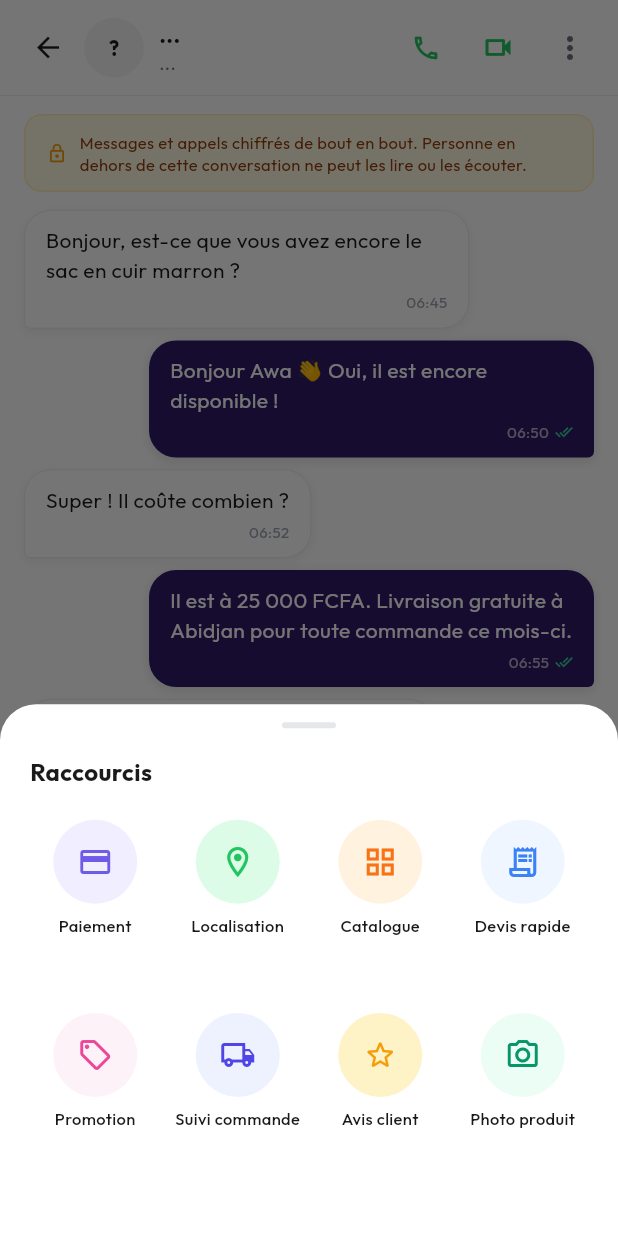
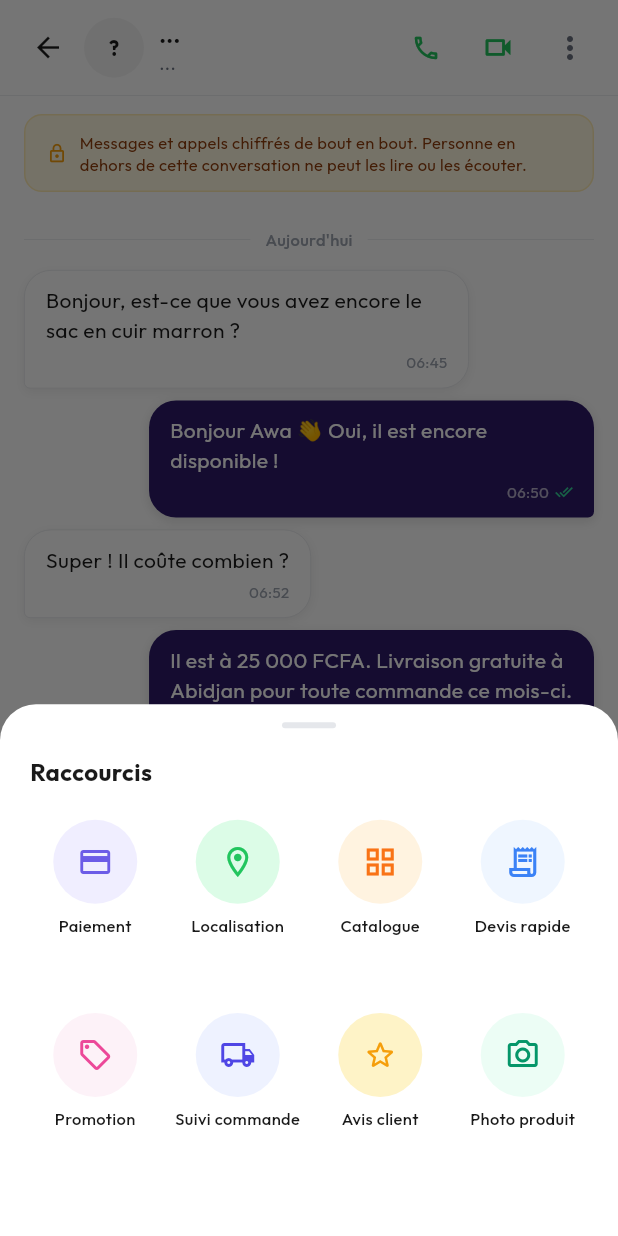
Before and after one commit to Samiiii5/e-signal-v2, a Flutter app: the ChatScreen screen opened directly with empty values, item 2 of the bottom bar chosen, on a phone screen of 412 x 824 dp. Run offline on Flutter 3.47's test engine with Material 3 defaults, Android fonts, the phone set to English and light mode, and no system bars; our stand-ins replace cloud_firestore, dio, firebase_core, firebase_messaging, flutter_slidable, go_router and 7 more; missing offline and left inert: excel; accounts and stored records are empty.

Commit message:
feat: add WhatsApp-style date separators between chat messages
Insert a centered "── label ──" separator before the first message of
each calendar day: "Aujourd'hui", "Hier", the weekday name for 2-6 days
ago, otherwise the full dd/mm/yyyy date (also used across year
boundaries).

_buildTimeline() walks the displayed messages once, comparing each
message's day to the previous one, and produces a flat list of
_TimelineRow (separator or message) that the existing ListView.builder
indexes into instead of the raw message list — the loading-more
spinner and security/no-results banner offsets are untouched.

```diff
--- a/lib/features/inbox/chat_screen.dart
+++ b/lib/features/inbox/chat_screen.dart
@@ -21,6 +21,14 @@ class ChatScreen extends StatefulWidget {
 
   @override
   State<ChatScreen> createState() => _ChatScreenState();
+}
+
+/// Une ligne de la timeline : soit un séparateur de date, soit un message.
+class _TimelineRow {
+  final String? separatorLabel;
+  final Message? message;
+  const _TimelineRow.separator(this.separatorLabel) : message = null;
+  const _TimelineRow.message(this.message) : separatorLabel = null;
 }
 
 class _ChatScreenState extends State<ChatScreen> {
@@ -680,6 +688,42 @@ class _ChatScreenState extends State<ChatScreen> {
     return '${dt.day} ${m[dt.month - 1]} ${dt.year}';
   }
 
+  // ── Séparateurs de dates (règle WhatsApp) ────────────────────────────────────
+
+  /// Intercale un séparateur de date avant chaque premier message d'un jour.
+  List<_TimelineRow> _buildTimeline(List<Message> messages) {
+    final rows = <_TimelineRow>[];
+    DateTime? previousDay;
+    for (final msg in messages) {
+      final sentAt = msg.sentAtDt;
+      final msgDay = DateTime(sentAt.year, sentAt.month, sentAt.day);
+      if (previousDay == null || previousDay != msgDay) {
+        rows.add(_TimelineRow.separator(_formatSeparatorDate(sentAt)));
+        previousDay = msgDay;
+      }
+      rows.add(_TimelineRow.message(msg));
+    }
+    return rows;
+  }
+
+  String _formatSeparatorDate(DateTime date) {
+    final now = DateTime.now();
+    final today = DateTime(now.year, now.month, now.day);
+    final msgDay = DateTime(date.year, date.month, date.day);
+    final diff = today.difference(msgDay).inDays;
+
+    if (diff == 0) return 'Aujourd\'hui';
+    if (diff == 1) return 'Hier';
+    if (diff < 7) {
+      const jours = ['Lundi', 'Mardi', 'Mercredi',
+                     'Jeudi', 'Vendredi', 'Samedi', 'Dimanche'];
+      return jours[date.weekday - 1];
+    }
+    return '${date.day.toString().padLeft(2, '0')}/'
+         '${date.month.toString().padLeft(2, '0')}/'
+         '${date.year}';
+  }
+
   // ── Sélection de messages ────────────────────────────────────────────────────
 
   void _enterSelectionMode(String msgId) {
@@ -914,6 +958,7 @@ class _ChatScreenState extends State<ChatScreen> {
     final displayed = _searchQuery.isEmpty
         ? _messages
         : _messages.where((m) => m.content.toLowerCase().contains(_searchQuery.toLowerCase())).toList();
+    final timeline = _buildTimeline(displayed);
 
     return Scaffold(
       resizeToAvoidBottomInset: true,
@@ -963,7 +1008,7 @@ class _ChatScreenState extends State<ChatScreen> {
             child: ListView.builder(
               controller: _scrollController,
               padding: const EdgeInsets.fromLTRB(16, 0, 16, 16),
-              itemCount: displayed.isEmpty ? 1 : displayed.length + (_isLoadingMore ? 2 : 1),
+              itemCount: displayed.isEmpty ? 1 : timeline.length + (_isLoadingMore ? 2 : 1),
               itemBuilder: (_, i) {
                 if (_isLoadingMore && i == 0) {
                   return const Padding(
@@ -977,7 +1022,11 @@ class _ChatScreenState extends State<ChatScreen> {
                       ? const _NoResultsBanner()
                       : const _SecurityBanner();
                 }
-                final msg = displayed[idx - 1];
+                final row = timeline[idx - 1];
+                if (row.separatorLabel != null) {
+                  return _DateSeparator(label: row.separatorLabel!);
+                }
+                final msg = row.message!;
                 final isSelected = _selectedIds.contains(msg.id);
                 Widget bubble = switch (msg.type) {
                   MessageType.paymentLink   => _PaymentBubble(
@@ -1334,6 +1383,33 @@ class _MessagesErrorState extends StatelessWidget {
   }
 }
 
+// ── Séparateur de date (style WhatsApp) ────────────────────────────────────────
+
+class _DateSeparator extends StatelessWidget {
+  final String label;
+  const _DateSeparator({required this.label});
+
+  @override
+  Widget build(BuildContext context) {
+    return Padding(
+      padding: const EdgeInsets.symmetric(vertical: 12),
+      child: Row(
+        children: [
+          const Expanded(child: Divider(color: AppColors.borderLight, thickness: 0.5)),
+          Padding(
+            padding: const EdgeInsets.symmetric(horizontal: 10),
+            child: Text(
+              label,
+              style: const TextStyle(fontSize: 11, fontWeight: FontWeight.w500, color: AppColors.textHint),
+            ),
+          ),
+          const Expanded(child: Divider(color: AppColors.borderLight, thickness: 0.5)),
+        ],
+      ),
+    );
+  }
+}
+
 class _SecurityBanner extends StatelessWidget {
   const _SecurityBanner();
 
```
